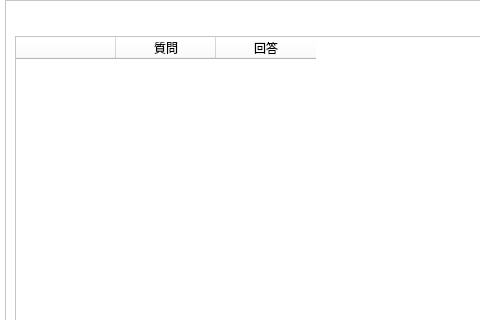
Qt form design/enaviInput.ui (kokimame/e-navi) before a commit; both pictures show x 0 to 480 and y 0 to 320 of the 724 by 910 pixel window.
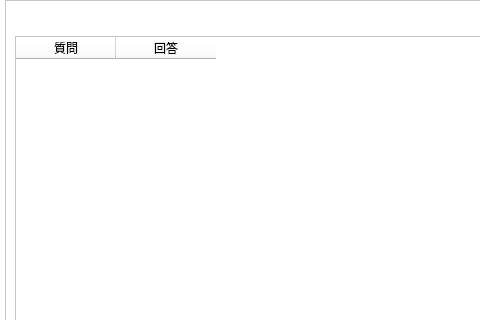
The same form after that commit. Icons and pictures are not drawn.

Commit message: Added question samples to the Q&A table

What changed in the file:
```diff
--- a/design/enaviInput.ui
+++ b/design/enaviInput.ui
@@ -78,12 +78,7 @@
         </layout>
        </item>
        <item>
-        <widget class="QTableWidget" name="tableWidget">
-         <column>
-          <property name="text">
-           <string/>
-          </property>
-         </column>
+        <widget class="QTableWidget" name="qaTable">
          <column>
           <property name="text">
            <string>質問</string>
```
The commit also changes 2 other files.
